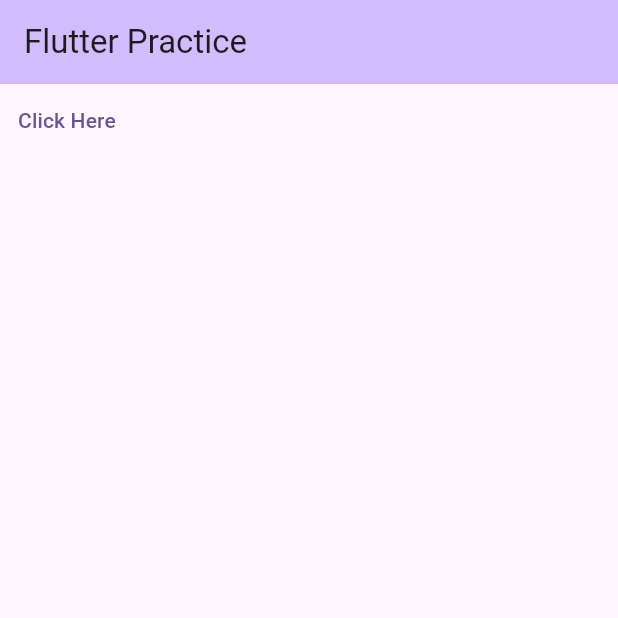
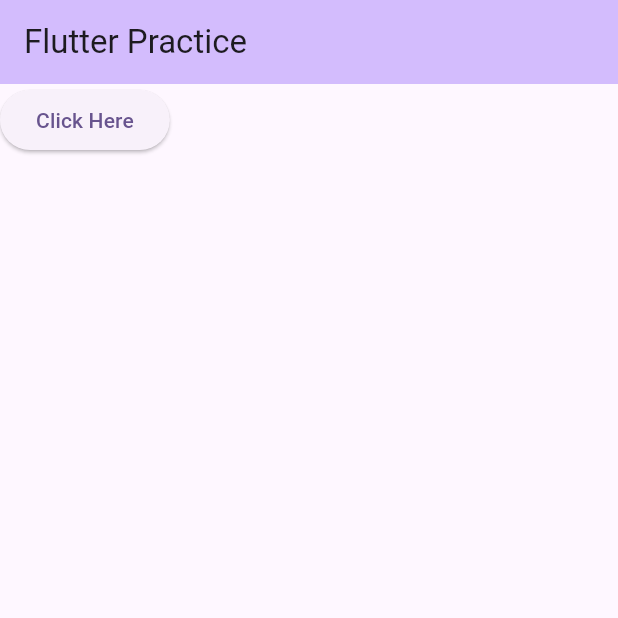
Before and after one commit to Shafayat-Fahim/flutter_practice, a Flutter app: the screen it shows after launch, on a phone screen of 412 x 824 dp, the top half of it. Run offline on Flutter 3.47's test engine with Material 3 defaults, Android fonts, the phone set to English and light mode, and no system bars.

Commit message:
elevated button

```diff
--- a/lib/main.dart
+++ b/lib/main.dart
@@ -63,7 +63,7 @@ class _MyHomePageState extends State<MyHomePage> {
         // the App.build method, and use it to set our appbar title.
         title: Text("Flutter Practice"),
       ),
-      body: TextButton(
+      body: ElevatedButton(
         child: Text("Click Here"),
         onPressed: (){
           print("Text Button Pressed!");
```
